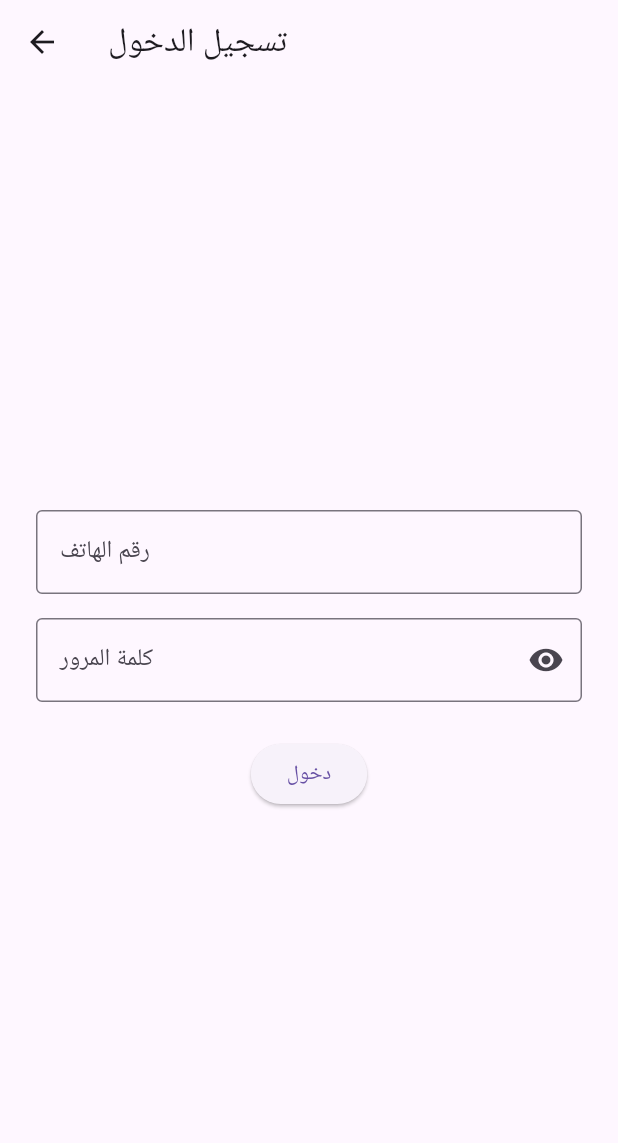
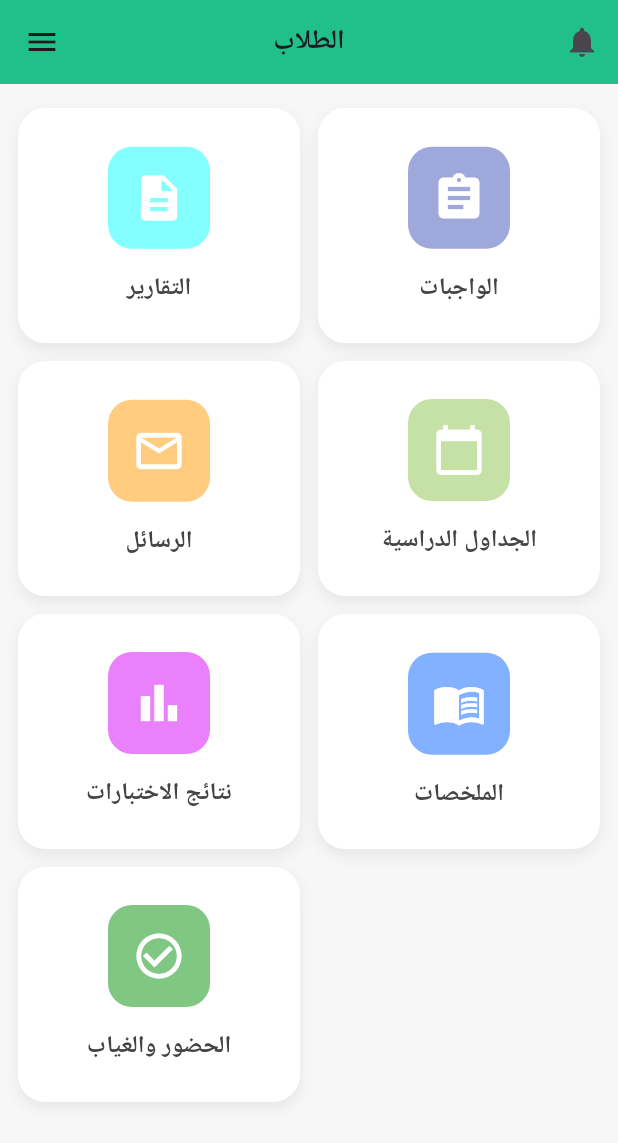
Before and after one commit to Almohagri/APP_school, a Flutter app: the screen it shows after launch, after a tap on "طالب", on a phone screen of 412 x 824 dp. Shown: the top 1143 px of the screen. Run offline on Flutter 3.47's test engine with Material 3 defaults, Android fonts, the phone set to English and light mode, and no system bars; our stand-ins replace hive, hive_flutter; accounts and stored records are empty.

Commit message:
create a students page

```diff
--- /dev/null
+++ b/lib/screens/students_dashboard_screen.dart
@@ -0,0 +1,149 @@
+import 'package:flutter/material.dart';
+
+class StudentsDashboardScreen extends StatelessWidget {
+  const StudentsDashboardScreen({Key? key}) : super(key: key);
+
+  @override
+  Widget build(BuildContext context) {
+    return Scaffold(
+      backgroundColor: const Color(0xFFF7F7F7),
+      appBar: AppBar(
+        backgroundColor: const Color(0xFF21C08B),
+        elevation: 0,
+        leading: IconButton(
+          icon: const Icon(Icons.menu),
+          onPressed: () {
+            Navigator.pop(context);
+          },
+        ),
+        actions: [
+          IconButton(
+            icon: const Icon(Icons.notifications),
+            onPressed: () {},
+          ),
+        ],
+        title: const Text(
+          'الطلاب',
+          style: TextStyle(fontWeight: FontWeight.bold, fontSize: 18),
+        ),
+        centerTitle: true,
+      ),
+      body: Padding(
+        padding: const EdgeInsets.symmetric(horizontal: 12, vertical: 16),
+        child: Column(
+          children: [
+            Expanded(
+              child: GridView.count(
+                crossAxisCount: 2,
+                childAspectRatio: 1.2,
+                crossAxisSpacing: 12,
+                mainAxisSpacing: 12,
+                children: [
+                  _DashboardTile(
+                    color: Colors.cyanAccent.shade100,
+                    icon: Icons.description,
+                    label: 'التقارير',
+                    onTap: () {},
+                  ),
+                  _DashboardTile(
+                    color: Colors.indigo.shade200,
+                    icon: Icons.assignment,
+                    label: 'الواجبات',
+                    onTap: () {},
+                  ),
+                  _DashboardTile(
+                    color: Colors.orange.shade200,
+                    icon: Icons.mail_outline,
+                    label: 'الرسائل',
+                    onTap: () {},
+                  ),
+                  _DashboardTile(
+                    color: Colors.lightGreen.shade200,
+                    icon: Icons.calendar_today,
+                    label: 'الجداول الدراسية',
+                    onTap: () {},
+                  ),
+                  _DashboardTile(
+                    color: Colors.purpleAccent.shade100,
+                    icon: Icons.bar_chart,
+                    label: 'نتائج الاختبارات',
+                    onTap: () {},
+                  ),
+                  _DashboardTile(
+                    color: Colors.blueAccent.shade100,
+                    icon: Icons.menu_book,
+                    label: 'الملخصات', // بدل الاستئذانات
+                    onTap: () {},
+                  ),
+                  _DashboardTile(
+                    color: Colors.green.shade300,
+                    icon: Icons.check_circle_outline,
+                    label: 'الحضور والغياب', // بدل تتبع الباص
+                    onTap: () {},
+                  ),
+                ],
+              ),
+            ),
+          ],
+        ),
+      ),
+    );
+  }
+}
+
+class _DashboardTile extends StatelessWidget {
+  final Color color;
+  final IconData icon;
+  final String label;
+  final VoidCallback onTap;
+  const _DashboardTile({
+    required this.color,
+    required this.icon,
+    required this.label,
+    required this.onTap,
+    Key? key,
+  }) : super(key: key);
+
+  @override
+  Widget build(BuildContext context) {
+    return InkWell(
+      borderRadius: BorderRadius.circular(18),
+      onTap: onTap,
+      child: Container(
+        decoration: BoxDecoration(
+          color: Colors.white,
+          borderRadius: BorderRadius.circular(18),
+          boxShadow: [
+            BoxShadow(
+              color: Colors.black.withOpacity(0.07),
+              blurRadius: 8,
+              offset: const Offset(0, 4),
+            ),
+          ],
+        ),
+        child: Column(
+          mainAxisAlignment: MainAxisAlignment.center,
+          children: [
+            Container(
+              decoration: BoxDecoration(
+                color: color,
+                borderRadius: BorderRadius.circular(16),
+              ),
+              padding: const EdgeInsets.all(16),
+              child: Icon(icon, color: Colors.white, size: 36),
+            ),
+            const SizedBox(height: 14),
+            Text(
+              label,
+              style: const TextStyle(
+                fontSize: 16,
+                fontWeight: FontWeight.bold,
+                color: Color(0xFF444444),
+              ),
+            ),
+          ],
+        ),
+      ),
+    );
+  }
+}
--- a/lib/screens/user_type_selection_screen.dart
+++ b/lib/screens/user_type_selection_screen.dart
@@ -1,5 +1,6 @@
 import 'package:flutter/material.dart';
 import 'login_screen.dart';
+import 'students_dashboard_screen.dart';
 
 class UserTypeSelectionScreen extends StatelessWidget {
   const UserTypeSelectionScreen({Key? key}) : super(key: key);
@@ -56,7 +57,7 @@ class UserTypeSelectionScreen extends StatelessWidget {
                               color: Colors.lightBlueAccent,
                               onTap: () => Navigator.of(context).push(
                                 MaterialPageRoute(
-                                  builder: (_) => const LoginScreen(),
+                                  builder: (_) => const StudentsDashboardScreen(),
                                 ),
                               ),
                             ),
```
